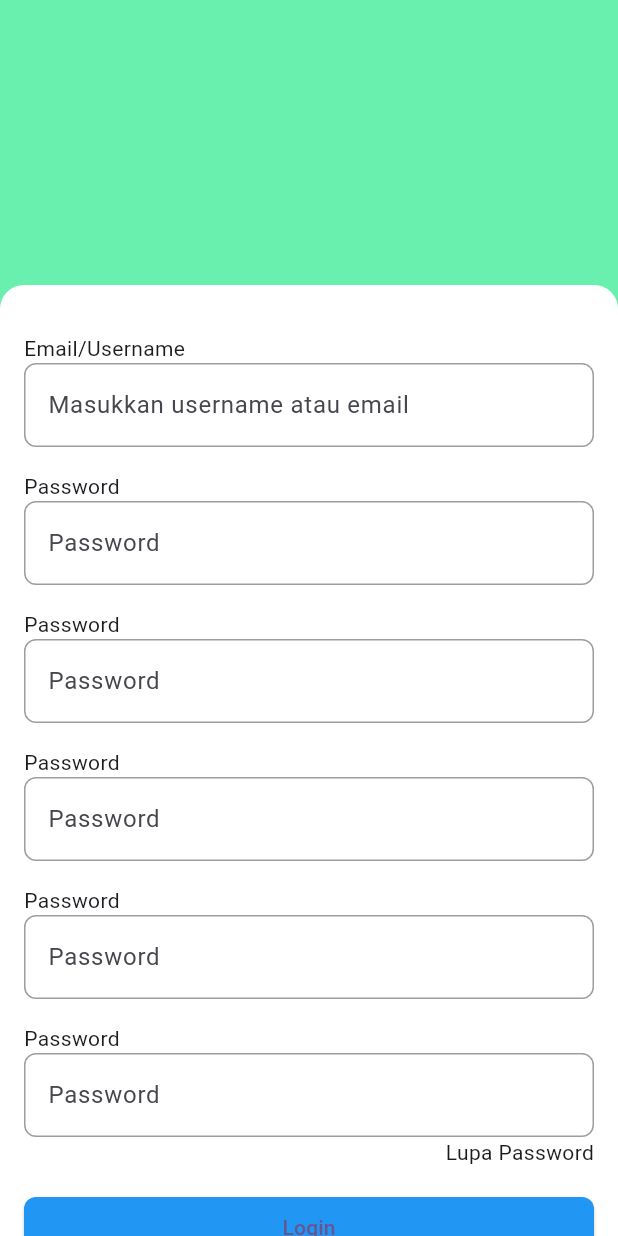
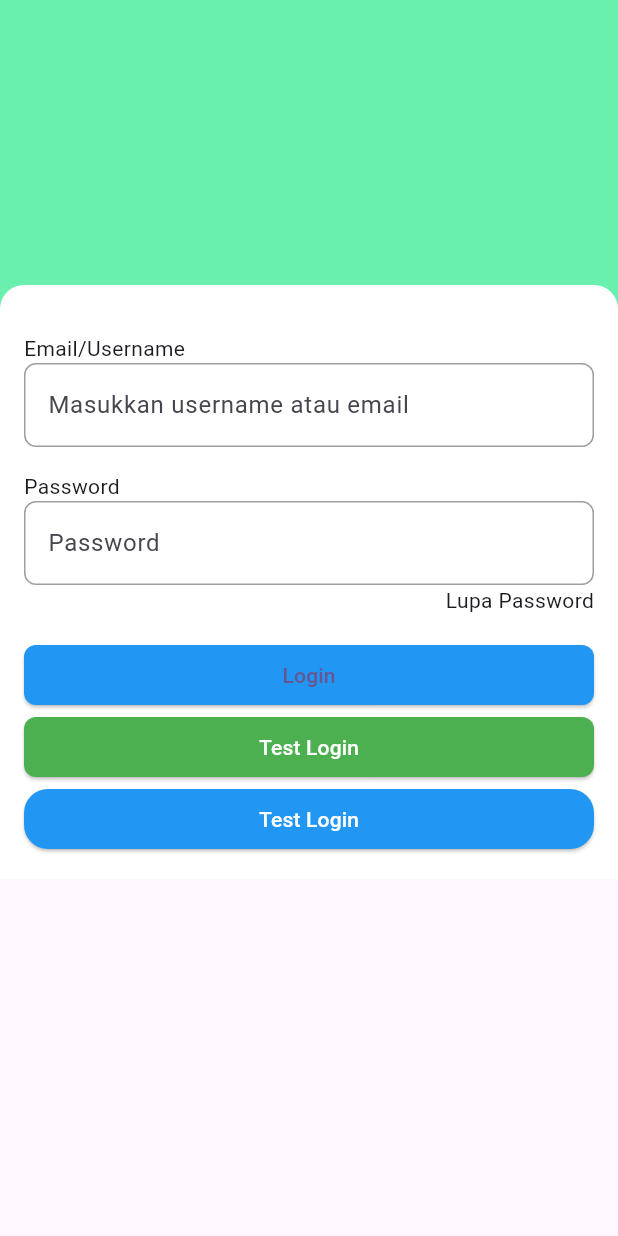
Before and after one commit to AlHamasy/merdeka_app, a Flutter app: the LoginScreen screen opened directly, on a phone screen of 412 x 824 dp. Run offline on Flutter 3.47's test engine with Material 3 defaults, Android fonts, the phone set to English and light mode, and no system bars; our stand-ins replace velocity_x.

Commit message:
update day 2

```diff
--- /dev/null
+++ b/lib/components/custom_button.dart
@@ -0,0 +1,33 @@
+import 'package:flutter/material.dart';
+
+class CustomButton extends StatelessWidget {
+
+  final String title;
+  final Color color;
+  final VoidCallback onPressed;
+  final double radius;
+  const CustomButton({
+    super.key,
+    required this.title,
+    required this.onPressed,
+    this.color = Colors.blue,
+    this.radius = 8,
+  });
+
+  @override
+  Widget build(BuildContext context) {
+    return SizedBox(
+      width: double.infinity,
+      child: ElevatedButton(
+          style: ElevatedButton.styleFrom(
+            backgroundColor: color,
+            shape: RoundedRectangleBorder(
+              borderRadius: BorderRadius.circular(radius),
+            ),
+          ),
+          onPressed: onPressed,
+          child: Text(title, style: TextStyle(color: Colors.white))
+      ),
+    );
+  }
+}
--- a/lib/login_screen.dart
+++ b/lib/login_screen.dart
@@ -1,4 +1,5 @@
 import 'package:flutter/material.dart';
+import 'package:merdeka_app/components/custom_button.dart';
 
 class LoginScreen extends StatefulWidget {
   const LoginScreen({super.key});
@@ -113,7 +114,8 @@ class _LoginScreenState extends State<LoginScreen> {
                       onPressed: (){},
                       child: Text("Login")
                   ),
-                )
+                ),
+
               ],
             ),
           ),
@@ -194,78 +196,78 @@ class _LoginScreenState extends State<LoginScreen> {
                     ),
                   ),
                 ),
-                SizedBox(height: 16),
-                Align(
-                    alignment: Alignment.centerLeft,
-                    child: Text("Password")
-                ),
-                TextField(
-                  decoration: InputDecoration(
-                    hintText: "Password",
-                    enabledBorder: OutlineInputBorder(
-                        borderSide: BorderSide(color: Colors.grey),
-                        borderRadius: BorderRadius.circular(8)
-                    ),
-                    focusedBorder:  OutlineInputBorder(
-                        borderSide: BorderSide(color: Colors.blue),
-                        borderRadius: BorderRadius.circular(8)
-                    ),
-                  ),
-                ),
-                SizedBox(height: 16),
-                Align(
-                    alignment: Alignment.centerLeft,
-                    child: Text("Password")
-                ),
-                TextField(
-                  decoration: InputDecoration(
-                    hintText: "Password",
-                    enabledBorder: OutlineInputBorder(
-                        borderSide: BorderSide(color: Colors.grey),
-                        borderRadius: BorderRadius.circular(8)
-                    ),
-                    focusedBorder:  OutlineInputBorder(
-                        borderSide: BorderSide(color: Colors.blue),
-                        borderRadius: BorderRadius.circular(8)
-                    ),
-                  ),
-                ),
-                SizedBox(height: 16),
-                Align(
-                    alignment: Alignment.centerLeft,
-                    child: Text("Password")
-                ),
-                TextField(
-                  decoration: InputDecoration(
-                    hintText: "Password",
-                    enabledBorder: OutlineInputBorder(
-                        borderSide: BorderSide(color: Colors.grey),
-                        borderRadius: BorderRadius.circular(8)
-                    ),
-                    focusedBorder:  OutlineInputBorder(
-                        borderSide: BorderSide(color: Colors.blue),
-                        borderRadius: BorderRadius.circular(8)
-                    ),
-                  ),
-                ),
-                SizedBox(height: 16),
-                Align(
-                    alignment: Alignment.centerLeft,
-                    child: Text("Password")
-                ),
-                TextField(
-                  decoration: InputDecoration(
-                    hintText: "Password",
-                    enabledBorder: OutlineInputBorder(
-                        borderSide: BorderSide(color: Colors.grey),
-                        borderRadius: BorderRadius.circular(8)
-                    ),
-                    focusedBorder:  OutlineInputBorder(
-                        borderSide: BorderSide(color: Colors.blue),
-                        borderRadius: BorderRadius.circular(8)
-                    ),
-                  ),
-                ),
+                // SizedBox(height: 16),
+                // Align(
+                //     alignment: Alignment.centerLeft,
+                //     child: Text("Password")
+                // ),
+                // TextField(
+                //   decoration: InputDecoration(
+                //     hintText: "Password",
+                //     enabledBorder: OutlineInputBorder(
+                //         borderSide: BorderSide(color: Colors.grey),
+                //         borderRadius: BorderRadius.circular(8)
+                //     ),
+                //     focusedBorder:  OutlineInputBorder(
+                //         borderSide: BorderSide(color: Colors.blue),
+                //         borderRadius: BorderRadius.circular(8)
+                //     ),
+                //   ),
+                // ),
+                // SizedBox(height: 16),
+                // Align(
+                //     alignment: Alignment.centerLeft,
+                //     child: Text("Password")
+                // ),
+                // TextField(
+                //   decoration: InputDecoration(
+                //     hintText: "Password",
+                //     enabledBorder: OutlineInputBorder(
+                //         borderSide: BorderSide(color: Colors.grey),
+                //         borderRadius: BorderRadius.circular(8)
+                //     ),
+                //     focusedBorder:  OutlineInputBorder(
+                //         borderSide: BorderSide(color: Colors.blue),
+                //         borderRadius: BorderRadius.circular(8)
+                //     ),
+                //   ),
+                // ),
+                // SizedBox(height: 16),
+                // Align(
+                //     alignment: Alignment.centerLeft,
+                //     child: Text("Password")
+                // ),
+                // TextField(
+                //   decoration: InputDecoration(
+                //     hintText: "Password",
+                //     enabledBorder: OutlineInputBorder(
+                //         borderSide: BorderSide(color: Colors.grey),
+                //         borderRadius: BorderRadius.circular(8)
+                //     ),
+                //     focusedBorder:  OutlineInputBorder(
+                //         borderSide: BorderSide(color: Colors.blue),
+                //         borderRadius: BorderRadius.circular(8)
+                //     ),
+                //   ),
+                // ),
+                // SizedBox(height: 16),
+                // Align(
+                //     alignment: Alignment.centerLeft,
+                //     child: Text("Password")
+                // ),
+                // TextField(
+                //   decoration: InputDecoration(
+                //     hintText: "Password",
+                //     enabledBorder: OutlineInputBorder(
+                //         borderSide: BorderSide(color: Colors.grey),
+                //         borderRadius: BorderRadius.circular(8)
+                //     ),
+                //     focusedBorder:  OutlineInputBorder(
+                //         borderSide: BorderSide(color: Colors.blue),
+                //         borderRadius: BorderRadius.circular(8)
+                //     ),
+                //   ),
+                // ),
 
                 Align(
                     alignment: Alignment.centerRight,
@@ -289,7 +291,17 @@ class _LoginScreenState extends State<LoginScreen> {
                       onPressed: (){},
                       child: Text("Login")
                   ),
-                )
+                ),
+                CustomButton(
+                    title: "Test Login",
+                    color: Colors.green,
+                    onPressed: (){}
+                ),
+                CustomButton(
+                    title: "Test Login",
+                    radius: 16,
+                    onPressed: (){}
+                ),
               ],
             ),
           ),
--- a/lib/main.dart
+++ b/lib/main.dart
@@ -1,7 +1,11 @@
 import 'package:flutter/material.dart';
+import 'package:merdeka_app/bottom_nav_screen.dart';
 import 'package:merdeka_app/latihan_row_screen.dart';
 import 'package:merdeka_app/latihan_screen.dart';
+import 'package:merdeka_app/list_screen.dart';
 import 'package:merdeka_app/login_screen.dart';
+import 'package:merdeka_app/tabbar_screen.dart';
+import 'package:merdeka_app/velocityx_screen.dart';
 
 void main() {
   runApp(const MyApp());
@@ -34,7 +38,7 @@ class MyApp extends StatelessWidget {
         // tested with just a hot reload.
         colorScheme: ColorScheme.fromSeed(seedColor: Colors.deepPurple),
       ),
-      home: const LoginScreen(),
+      home: MyHomePage(title: "test"),
     );
   }
 }
--- a/pubspec.yaml
+++ b/pubspec.yaml
@@ -34,6 +34,7 @@ dependencies:
   # The following adds the Cupertino Icons font to your application.
   # Use with the CupertinoIcons class for iOS style icons.
   cupertino_icons: ^1.0.8
+  velocity_x: ^4.3.1
 
 dev_dependencies:
   flutter_test:
```
Also changed, not shown: lib/bottom_nav_screen.dart (added, +58 -0 lines), lib/colors.dart (added, +7 -0 lines), lib/components/custom_background.dart (added, +29 -0 lines), lib/list_screen.dart (added, +102 -0 lines), lib/tabbar_screen.dart (added, +87 -0 lines), lib/velocityx_screen.dart (added, +87 -0 lines), pubspec.lock.
